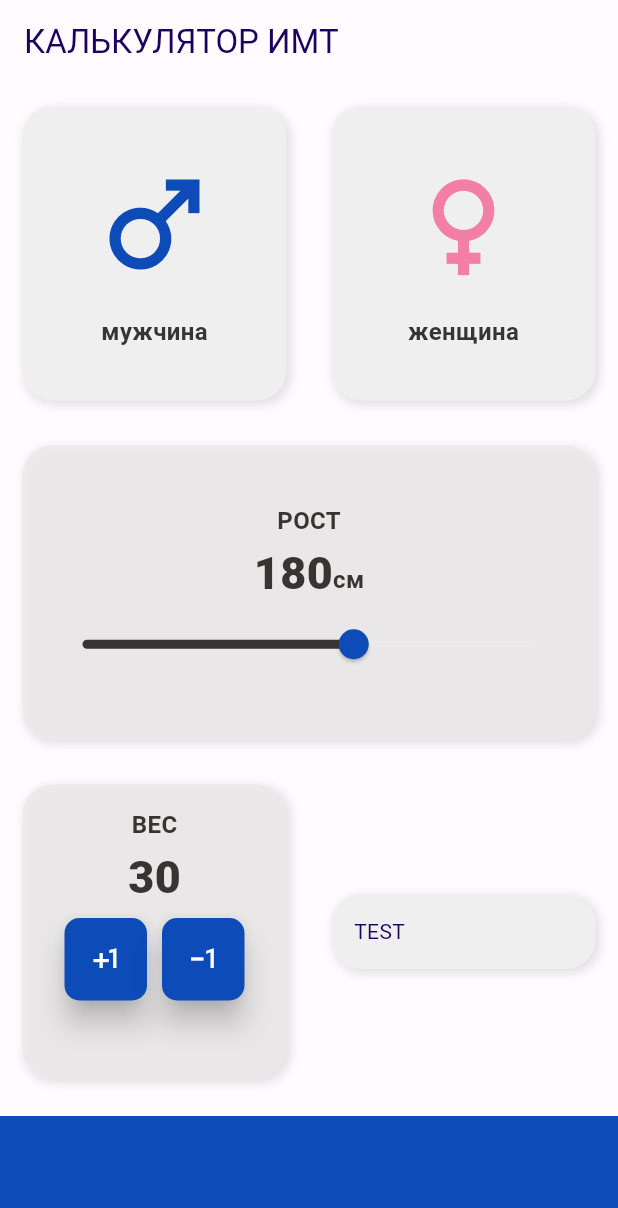
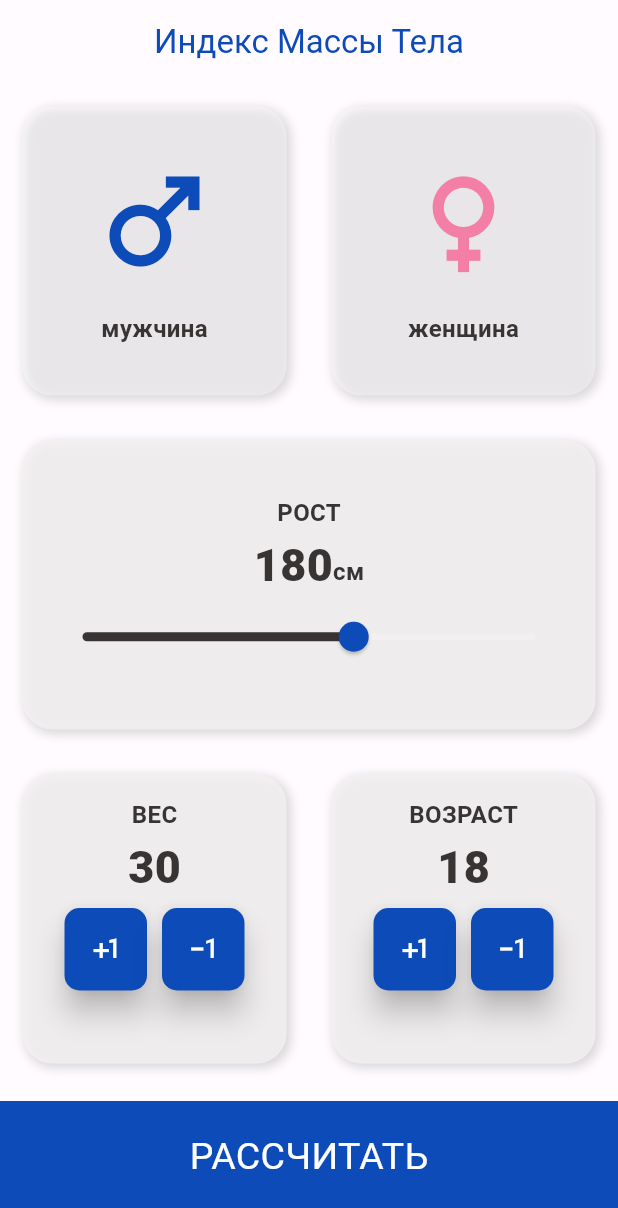
Before and after one commit to leksidev/flutter_bmi_app_by_leksiDev, a Flutter app: the screen it shows after launch, on a phone screen of 412 x 824 dp. Shown: the top 1208 px of the screen. Run offline on Flutter 3.47's test engine with Material 2 defaults, Android fonts, the phone set to English and light mode, and no system bars.

```diff
--- a/lib/constants.dart
+++ b/lib/constants.dart
@@ -1,9 +1,9 @@
 import 'package:flutter/material.dart';
 
-const kBottomContainerHight = 80.0;
+const kBottomContainerHight = 90.0;
 const kDarkBlueAccentColor = Color.fromARGB(255, 12, 75, 184);
-const kPrimaryColor = Color.fromARGB(255, 239, 239, 239);
-const kActiveColor = Color.fromARGB(206, 235, 233, 233);
+const kPrimaryColor = Color.fromARGB(106, 252, 252, 252);
+const kActiveColor = Color.fromARGB(206, 243, 241, 241);
 const kLabelColor = Color.fromARGB(255, 57, 52, 52);
 
 const kLabelTextStyle = TextStyle(
@@ -18,3 +18,9 @@ const kNumberTextStyle = TextStyle(
     height: 1.5,
     fontWeight: FontWeight.w900,
     color: kLabelColor);
+
+const kButtonTextStyle = TextStyle(
+  color: Colors.white,
+  fontSize: 25.0,
+  textBaseline: TextBaseline.alphabetic,
+);
--- a/lib/input_page.dart
+++ b/lib/input_page.dart
@@ -1,7 +1,9 @@
 import 'package:flutter/material.dart';
+import 'package:flutter_bmi_app/result_page.dart';
 import 'reusable_card.dart';
 import 'card_content.dart';
 import 'constants.dart';
+import 'result_page.dart';
 
 enum Gender {
   male,
@@ -20,13 +22,16 @@ class _InputPageState extends State<InputPage> {
   Gender? selectedGender;
   int _height = 180;
   int _weight = 30;
+  int _age = 18;
 
   @override
   Widget build(BuildContext context) {
     return Scaffold(
       appBar: AppBar(
+        foregroundColor: kDarkBlueAccentColor,
+        centerTitle: true,
         title: const Text(
-          'КАЛЬКУЛЯТОР ИМТ',
+          'Индекс Массы Тела',
         ),
       ),
       body: Column(
@@ -170,22 +175,75 @@ class _InputPageState extends State<InputPage> {
                     ),
                   ),
                 ),
-                const Expanded(
+                Expanded(
                   child: ReusableCard(
-                    cardColor: kPrimaryColor,
-                    cardChild: Text("TEST"),
+                    cardColor: kActiveColor,
+                    cardChild: Column(
+                      children: [
+                        const Text(
+                          'ВОЗРАСТ',
+                          style: kLabelTextStyle,
+                        ),
+                        Text(
+                          _age.toString(),
+                          style: kNumberTextStyle,
+                        ),
+                        const SizedBox(
+                          height: 5.0,
+                        ),
+                        Row(
+                          mainAxisAlignment: MainAxisAlignment.center,
+                          children: [
+                            RoundIconButton(
+                              icon: Icons.plus_one,
+                              onPressed: () {
+                                setState(() {
+                                  _age++;
+                                });
+                              },
+                            ),
+                            const SizedBox(
+                              width: 10.0,
+                            ),
+                            RoundIconButton(
+                              icon: Icons.exposure_minus_1,
+                              onPressed: () {
+                                setState(() {
+                                  _age--;
+                                });
+                              },
+                            ),
+                          ],
+                        )
+                      ],
+                    ),
                   ),
                 ),
               ],
             ),
           ),
-          Container(
-            color: kDarkBlueAccentColor,
-            margin: const EdgeInsets.only(
-              top: 10.0,
+          GestureDetector(
+            onTap: () {
+              Navigator.push(
+                  context,
+                  MaterialPageRoute(
+                      builder: ((context) => const ResultPage())));
+            },
+            child: Container(
+              color: kDarkBlueAccentColor,
+              margin: const EdgeInsets.only(
+                top: 10.0,
+              ),
+              padding: const EdgeInsets.only(bottom: 15.0),
+              width: double.infinity,
+              height: kBottomContainerHight,
+              child: const Center(
+                child: Text(
+                  'РАССЧИТАТЬ',
+                  style: kButtonTextStyle,
+                ),
+              ),
             ),
-            width: double.infinity,
-            height: kBottomContainerHight,
           ),
         ],
       ),
--- a/lib/main.dart
+++ b/lib/main.dart
@@ -10,7 +10,7 @@ class BMICalculator extends StatelessWidget {
   @override
   Widget build(BuildContext context) {
     return MaterialApp(
-      theme: ThemeData(useMaterial3: true, colorScheme: lightColorScheme),
+      theme: ThemeData.from(useMaterial3: true, colorScheme: lightColorScheme),
       darkTheme: ThemeData(useMaterial3: true, colorScheme: darkColorScheme),
       home: const InputPage(),
     );
--- /dev/null
+++ b/lib/result_page.dart
@@ -0,0 +1,15 @@
+import 'package:flutter/material.dart';
+
+class ResultPage extends StatelessWidget {
+  const ResultPage({super.key});
+
+  @override
+  Widget build(BuildContext context) {
+    return Scaffold(
+      appBar: AppBar(
+        title: const Text('ИМТ калькулятор'),
+      ),
+      body: const Text('Hello'),
+    );
+  }
+}
--- a/lib/reusable_card.dart
+++ b/lib/reusable_card.dart
@@ -22,7 +22,7 @@ class ReusableCard extends StatelessWidget {
           color: cardColor,
           boxShadow: [
             BoxShadow(
-              color: Colors.grey.withOpacity(0.3),
+              color: const Color.fromARGB(255, 130, 130, 130).withOpacity(0.3),
               spreadRadius: 1,
               blurRadius: 5,
               offset: const Offset(2, 2), // changes position of shadow
```
